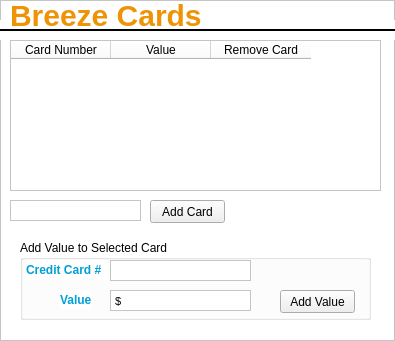
The window that ui/manageCards.ui (alishan-kaisani/CS4400-GUI) describes before a commit, drawn with Qt 5.
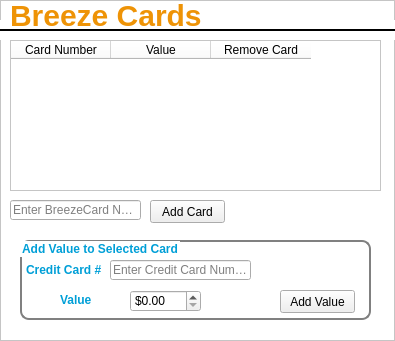
The same window after the commit. Icons and pictures are not drawn.

What changed in the file:
```diff
--- a/ui/manageCards.ui
+++ b/ui/manageCards.ui
@@ -27,19 +27,6 @@
   <property name="frameShadow">
    <enum>QFrame::Raised</enum>
   </property>
-  <widget class="QTextEdit" name="addCardTextEdit">
-   <property name="geometry">
-    <rect>
-     <x>10</x>
-     <y>200</y>
-     <width>131</width>
-     <height>21</height>
-    </rect>
-   </property>
-   <property name="verticalScrollBarPolicy">
-    <enum>Qt::ScrollBarAlwaysOff</enum>
-   </property>
-  </widget>
   <widget class="QPushButton" name="addCardButton">
    <property name="geometry">
     <rect>
@@ -130,6 +117,9 @@
      <height>80</height>
     </rect>
    </property>
+   <property name="styleSheet">
+    <string notr="true">QGroupBox {color: #009fd7; font-weight: bold; border: 2px solid gray; border-radius: 9px}</string>
+   </property>
    <property name="title">
     <string>Add Value to Selected Card</string>
    </property>
@@ -146,39 +136,6 @@
      <string>Credit Card #</string>
     </property>
    </widget>
-   <widget class="QTextEdit" name="creditCardNumberTextEdit">
-    <property name="geometry">
-     <rect>
-      <x>90</x>
-      <y>20</y>
-      <width>141</width>
-      <height>21</height>
-     </rect>
-    </property>
-    <property name="verticalScrollBarPolicy">
-     <enum>Qt::ScrollBarAlwaysOff</enum>
-    </property>
-   </widget>
-   <widget class="QTextEdit" name="valueTextEdit">
-    <property name="geometry">
-     <rect>
-      <x>90</x>
-      <y>50</y>
-      <width>141</width>
-      <height>21</height>
-     </rect>
-    </property>
-    <property name="verticalScrollBarPolicy">
-     <enum>Qt::ScrollBarAlwaysOff</enum>
-    </property>
-    <property name="html">
-     <string>&lt;!DOCTYPE HTML PUBLIC &quot;-//W3C//DTD HTML 4.0//EN&quot; &quot;http://www.w3.org/TR/REC-html40/strict.dtd&quot;&gt;
-&lt;html&gt;&lt;head&gt;&lt;meta name=&quot;qrichtext&quot; content=&quot;1&quot; /&gt;&lt;style type=&quot;text/css&quot;&gt;
-p, li { white-space: pre-wrap; }
-&lt;/style&gt;&lt;/head&gt;&lt;body style=&quot; font-family:'MS Shell Dlg 2'; font-size:8.25pt; font-weight:400; font-style:normal;&quot;&gt;
-&lt;p style=&quot; margin-top:0px; margin-bottom:0px; margin-left:0px; margin-right:0px; -qt-block-indent:0; text-indent:0px;&quot;&gt;$&lt;/p&gt;&lt;/body&gt;&lt;/html&gt;</string>
-    </property>
-   </widget>
    <widget class="QLabel" name="valueLabel">
     <property name="geometry">
      <rect>
@@ -205,6 +162,44 @@
      <string>Add Value</string>
     </property>
    </widget>
+   <widget class="QLineEdit" name="creditCardNumberTextEdit">
+    <property name="geometry">
+     <rect>
+      <x>90</x>
+      <y>20</y>
+      <width>141</width>
+      <height>20</height>
+     </rect>
+    </property>
+    <property name="placeholderText">
+     <string>Enter Credit Card Number</string>
+    </property>
+   </widget>
+   <widget class="QDoubleSpinBox" name="cardValueSpinBox">
+    <property name="geometry">
+     <rect>
+      <x>110</x>
+      <y>50</y>
+      <width>71</width>
+      <height>22</height>
+     </rect>
+    </property>
+    <property name="buttonSymbols">
+     <enum>QAbstractSpinBox::UpDownArrows</enum>
+    </property>
+    <property name="prefix">
+     <string>$</string>
+    </property>
+    <property name="maximum">
+     <double>1000.000000000000000</double>
+    </property>
+    <property name="singleStep">
+     <double>0.010000000000000</double>
+    </property>
+    <property name="value">
+     <double>0.000000000000000</double>
+    </property>
+   </widget>
   </widget>
   <widget class="QTableWidget" name="breezeCardTable">
    <property name="geometry">
@@ -231,6 +226,19 @@
     </property>
    </column>
   </widget>
+  <widget class="QLineEdit" name="cardNumberTextEdit">
+   <property name="geometry">
+    <rect>
+     <x>10</x>
+     <y>200</y>
+     <width>131</width>
+     <height>20</height>
+    </rect>
+   </property>
+   <property name="placeholderText">
+    <string>Enter BreezeCard Number</string>
+   </property>
+  </widget>
  </widget>
  <resources>
   <include location="../qtResources.qrc"/>
```
